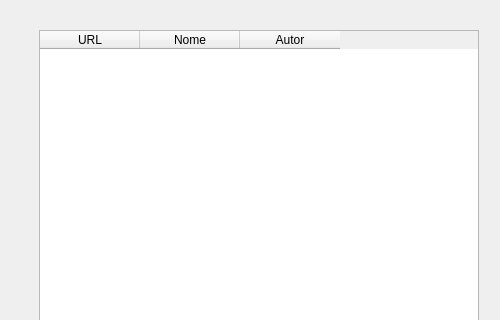
Old version of the form telas/TelaPrincipal.ui in the repository bren0ph/py-yt-downloader; both pictures show x 421 to 921 and y 0 to 320 of the 921 by 649 pixel window.
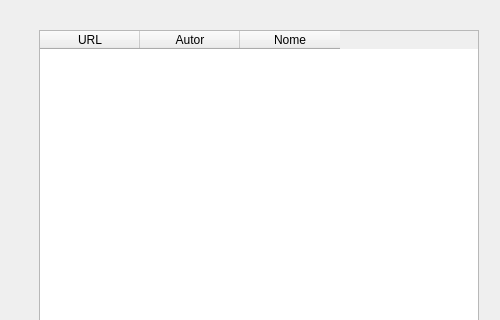
New version of the form.

Commit message: Bugfix de metadados trocados

The edit to the form file:
```diff
--- a/telas/TelaPrincipal.ui
+++ b/telas/TelaPrincipal.ui
@@ -170,12 +170,12 @@
     </column>
     <column>
      <property name="text">
-      <string>Nome</string>
+      <string>Autor</string>
      </property>
     </column>
     <column>
      <property name="text">
-      <string>Autor</string>
+      <string>Nome</string>
      </property>
     </column>
    </widget>
```
The commit also changes 2 other files.
